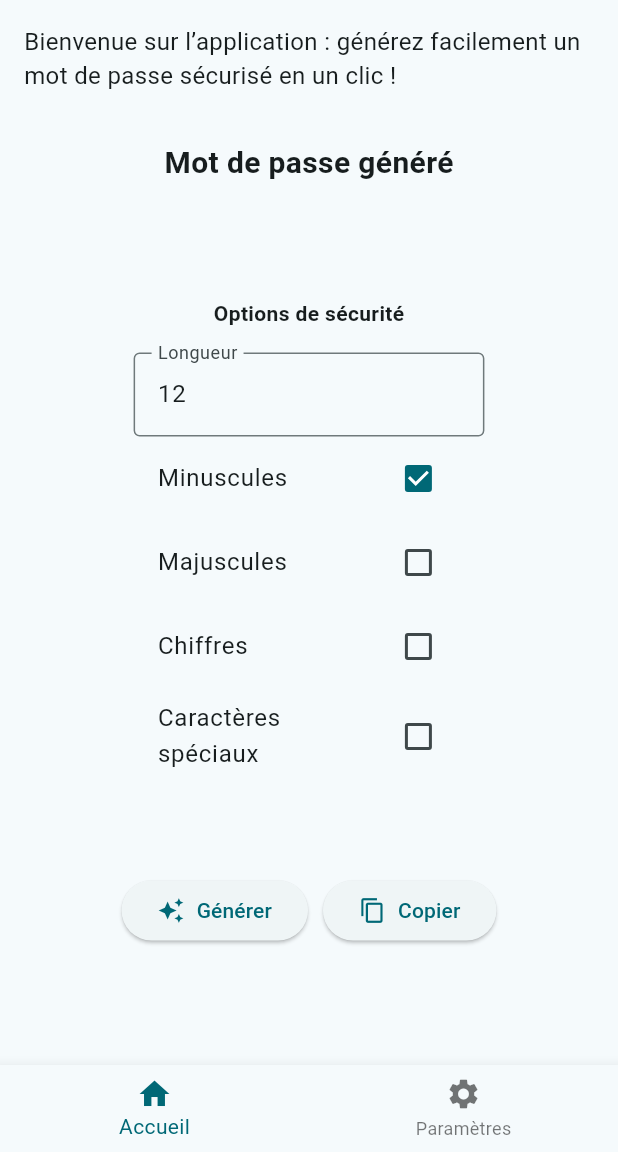
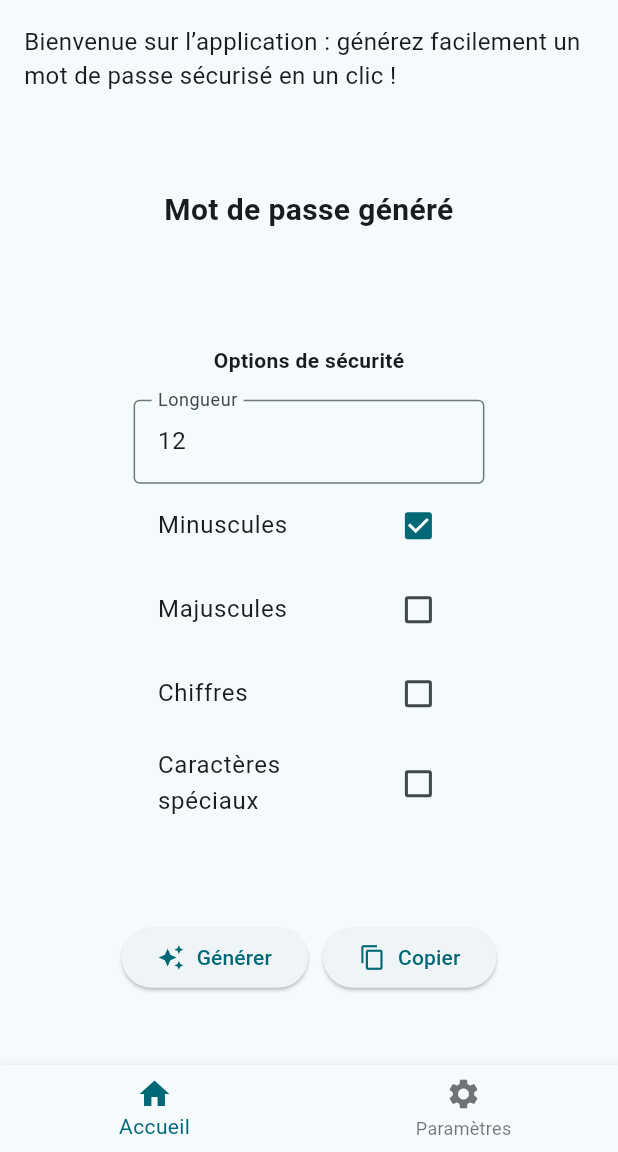
Before and after one commit to lowan-qrt/Mdp-generator-flutter, a Flutter app: the screen it shows after launch, on a phone screen of 412 x 824 dp, the part 84-1236 px from its top. Run offline on Flutter 3.47's test engine with Material 3 defaults, Android fonts, the phone set to English and light mode, and no system bars.

Commit message:
Refactor MyHomePage layout to enhance UI responsiveness and organization. Replace Center widget with SafeArea for better display on various devices, and restructure the main content using LayoutBuilder and ConstrainedBox for improved scrolling behavior.

```diff
--- a/lib/main.dart
+++ b/lib/main.dart
@@ -103,7 +103,7 @@ class _MyHomePage extends State<MyHomePage> {
         backgroundColor: Theme.of(context).colorScheme.inversePrimary,
         title: Text(widget.title),
       ),
-      body: Center(
+      body: SafeArea(
         child: Column(
           crossAxisAlignment: CrossAxisAlignment.start,
           children: [
@@ -115,10 +115,13 @@ class _MyHomePage extends State<MyHomePage> {
               ),
             ),
             Expanded(
-              // Main middle part
-              child: Padding(
-                padding: const EdgeInsets.only(top: 16),
-                child: SingleChildScrollView(
+              child: LayoutBuilder(
+                builder: (context, constraints) {
+                  return SingleChildScrollView(
+                    child: ConstrainedBox(
+                      constraints: BoxConstraints(
+                        minHeight: constraints.maxHeight,
+                      ),
                       child: Column(
                         spacing: 60,
                         mainAxisAlignment: MainAxisAlignment.center,
@@ -127,13 +130,21 @@ class _MyHomePage extends State<MyHomePage> {
                             mainAxisAlignment: MainAxisAlignment.center,
                             crossAxisAlignment: CrossAxisAlignment.center,
                             children: [
-                          Text(
+                              Expanded(
+                                child: Padding(
+                                  padding: const EdgeInsets.symmetric(
+                                    horizontal: 16.0,
+                                  ),
+                                  child: Text(
                                     _generatedPwd.isNotEmpty
                                         ? _generatedPwd
                                         : "Mot de passe généré",
+                                    textAlign: TextAlign.center,
                                     style: const TextStyle(
                                       fontWeight: FontWeight.bold,
                                       fontSize: 20,
+                                    ),
+                                  ),
                                 ),
                               ),
                             ],
@@ -143,10 +154,14 @@ class _MyHomePage extends State<MyHomePage> {
                               mainAxisSize: MainAxisSize.min,
                               children: [
                                 Padding(
-                              padding: const EdgeInsets.symmetric(vertical: 16),
+                                  padding: const EdgeInsets.symmetric(
+                                    vertical: 16,
+                                  ),
                                   child: Text(
                                     "Options de sécurité",
-                                style: TextStyle(fontWeight: FontWeight.bold),
+                                    style: TextStyle(
+                                      fontWeight: FontWeight.bold,
+                                    ),
                                   ),
                                 ),
                                 TextField(
@@ -261,6 +276,8 @@ class _MyHomePage extends State<MyHomePage> {
                         ],
                       ),
                     ),
+                  );
+                },
               ),
             ),
           ],
```
Lines whose indentation alone changed are shown as unchanged.
